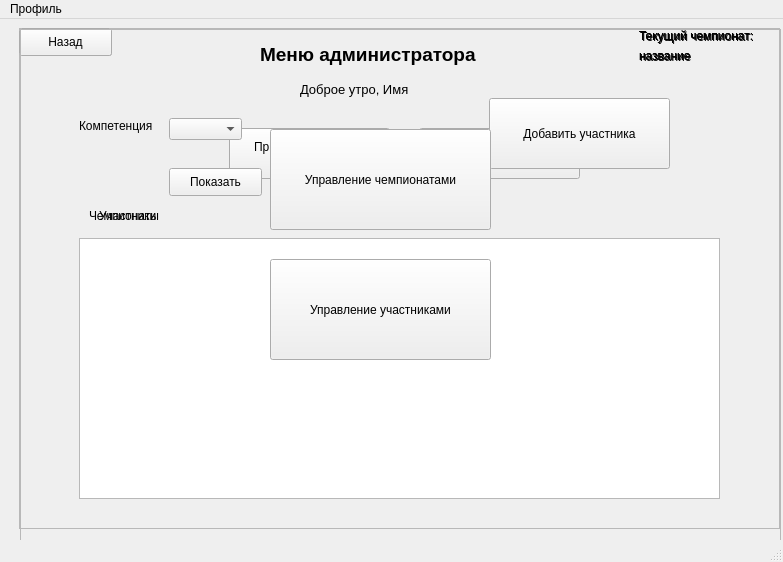
Qt form ui_files/AdminWindowUi.ui (antons201/WorldSkills__CourseWork) before a commit.
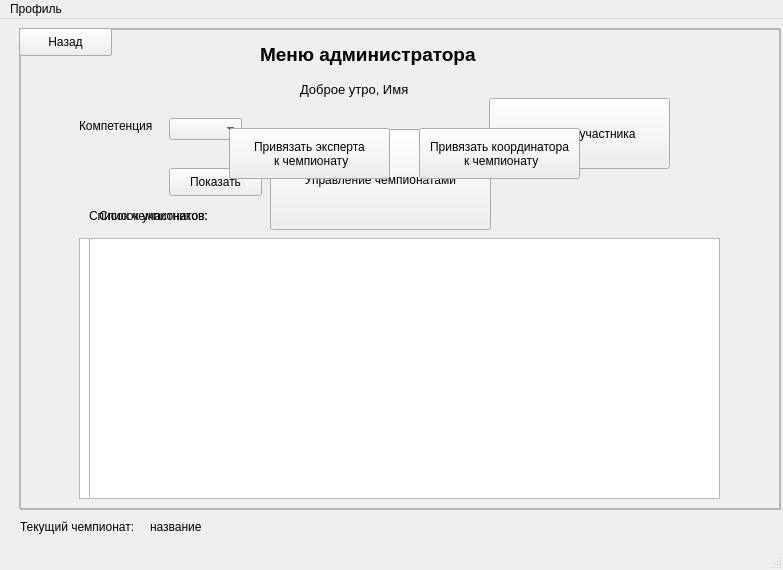
The same form after that commit.

The edit to the form file:
```diff
--- a/ui_files/AdminWindowUi.ui
+++ b/ui_files/AdminWindowUi.ui
@@ -7,7 +7,7 @@
     <x>0</x>
     <y>0</y>
     <width>783</width>
-    <height>562</height>
+    <height>570</height>
    </rect>
   </property>
   <property name="windowTitle">
@@ -20,7 +20,7 @@
       <x>20</x>
       <y>10</y>
       <width>761</width>
-      <height>521</height>
+      <height>481</height>
      </rect>
     </property>
     <property name="frameShape">
@@ -93,32 +93,6 @@
       <string>Управление участниками</string>
      </property>
     </widget>
-    <widget class="QLabel" name="NameChempionshipsLabel_3">
-     <property name="geometry">
-      <rect>
-       <x>620</x>
-       <y>20</y>
-       <width>81</width>
-       <height>16</height>
-      </rect>
-     </property>
-     <property name="text">
-      <string>название</string>
-     </property>
-    </widget>
-    <widget class="QLabel" name="ThisChempionshipsLabel_3">
-     <property name="geometry">
-      <rect>
-       <x>620</x>
-       <y>0</y>
-       <width>141</width>
-       <height>16</height>
-      </rect>
-     </property>
-     <property name="text">
-      <string>Текущий чемпионат:</string>
-     </property>
-    </widget>
    </widget>
    <widget class="QFrame" name="ManageChempionshipsFrame">
     <property name="geometry">
@@ -126,7 +100,7 @@
       <x>19</x>
       <y>9</y>
       <width>761</width>
-      <height>501</height>
+      <height>481</height>
      </rect>
     </property>
     <property name="frameShape">
@@ -178,12 +152,12 @@
       <rect>
        <x>70</x>
        <y>180</y>
-       <width>91</width>
+       <width>151</width>
        <height>16</height>
       </rect>
      </property>
      <property name="text">
-      <string>Чемпионаты</string>
+      <string>Список чемпионатов:</string>
      </property>
     </widget>
     <widget class="QPushButton" name="ChBackButton">
@@ -199,32 +173,6 @@
       <string>Назад</string>
      </property>
     </widget>
-    <widget class="QLabel" name="ThisChempionshipsLabel">
-     <property name="geometry">
-      <rect>
-       <x>620</x>
-       <y>0</y>
-       <width>141</width>
-       <height>16</height>
-      </rect>
-     </property>
-     <property name="text">
-      <string>Текущий чемпионат:</string>
-     </property>
-    </widget>
-    <widget class="QLabel" name="NameChempionshipsLabel">
-     <property name="geometry">
-      <rect>
-       <x>620</x>
-       <y>20</y>
-       <width>81</width>
-       <height>16</height>
-      </rect>
-     </property>
-     <property name="text">
-      <string>название</string>
-     </property>
-    </widget>
    </widget>
    <widget class="QFrame" name="CompetitorFrame">
     <property name="geometry">
@@ -232,7 +180,7 @@
       <x>19</x>
       <y>9</y>
       <width>761</width>
-      <height>501</height>
+      <height>481</height>
      </rect>
     </property>
     <property name="frameShape">
@@ -256,12 +204,12 @@
       <rect>
        <x>80</x>
        <y>180</y>
-       <width>81</width>
+       <width>131</width>
        <height>16</height>
       </rect>
      </property>
      <property name="text">
-      <string>Участники</string>
+      <string>Список участников:</string>
      </property>
     </widget>
     <widget class="QPushButton" name="InsertButton">
@@ -326,36 +274,38 @@
       <string>Назад</string>
      </property>
     </widget>
-    <widget class="QLabel" name="NameChempionshipsLabel_2">
-     <property name="geometry">
-      <rect>
-       <x>620</x>
-       <y>20</y>
-       <width>81</width>
-       <height>16</height>
-      </rect>
-     </property>
-     <property name="text">
-      <string>название</string>
-     </property>
-    </widget>
-    <widget class="QLabel" name="ThisChempionshipsLabel_2">
-     <property name="geometry">
-      <rect>
-       <x>620</x>
-       <y>0</y>
-       <width>141</width>
-       <height>16</height>
-      </rect>
-     </property>
-     <property name="text">
-      <string>Текущий чемпионат:</string>
-     </property>
-    </widget>
    </widget>
-   <zorder>ManageChempionshipsFrame</zorder>
+   <widget class="QLabel" name="ThisChempionshipsLabel">
+    <property name="geometry">
+     <rect>
+      <x>20</x>
+      <y>500</y>
+      <width>141</width>
+      <height>16</height>
+     </rect>
+    </property>
+    <property name="text">
+     <string>Текущий чемпионат:</string>
+    </property>
+   </widget>
+   <widget class="QLabel" name="NameChempionshipsLabel">
+    <property name="geometry">
+     <rect>
+      <x>150</x>
+      <y>500</y>
+      <width>81</width>
+      <height>16</height>
+     </rect>
+    </property>
+    <property name="text">
+     <string>название</string>
+    </property>
+   </widget>
    <zorder>CompetitorFrame</zorder>
+   <zorder>ThisChempionshipsLabel</zorder>
+   <zorder>NameChempionshipsLabel</zorder>
    <zorder>MainFrame</zorder>
+   <zorder>ManageChempionshipsFrame</zorder>
   </widget>
   <widget class="QMenuBar" name="menubar">
    <property name="geometry">
```
